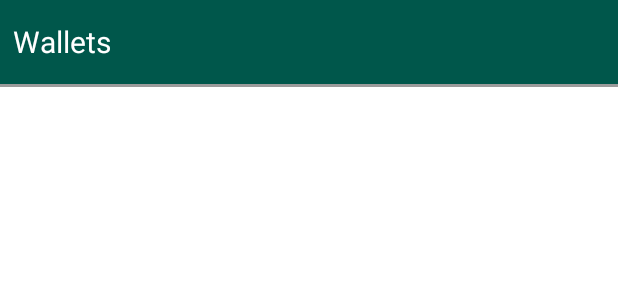
After one commit to T2Aq/Wallet, an Android app: the layout fragment_walletlist.xml on its own in the app's theme, with its tools: preview values and no code run, on a phone screen of 412 x 824 dp. The commit adds this screen. Shown: the top 300 px of the screen. Run offline under Robolectric (Android 15) with nearby library versions, the phone set to English and light mode, and no system bars.

Commit message:
Wallet list UI,closed #16

```diff
--- a/app/src/main/AndroidManifest.xml
+++ b/app/src/main/AndroidManifest.xml
@@ -30,6 +30,7 @@
     <activity android:name=".ui.registration.RegistrationActivity"/>
     <activity android:name=".ui.confirmation.ConfirmationActivity"/>
     <activity android:name=".ui.currencylist.CurrencyListActivity"/>
+    <activity android:name=".ui.walletlist.WalletListActivity"/>
   </application>
 
 </manifest>
--- /dev/null
+++ b/app/src/main/res/layout/fragment_walletlist.xml
@@ -0,0 +1,44 @@
+<?xml version="1.0" encoding="utf-8"?>
+<LinearLayout xmlns:android="http://schemas.android.com/apk/res/android"
+  xmlns:app="http://schemas.android.com/apk/res-auto"
+  android:orientation="vertical"
+  android:layout_width="match_parent"
+  android:layout_height="match_parent">
+
+  <androidx.constraintlayout.widget.ConstraintLayout
+    android:layout_width="match_parent"
+    android:layout_height="?android:attr/actionBarSize"
+    android:orientation="horizontal"
+    android:background="@color/colorPrimaryDark"
+    android:clickable="true"
+    android:focusable="true">
+    <TextView
+      android:id="@+id/textview_walletlist_curencies"
+      style="@style/FontHeader"
+      android:layout_width="wrap_content"
+      android:layout_height="match_parent"
+      android:layout_marginTop="8dp"
+      android:layout_marginBottom="8dp"
+      android:layout_marginStart="8dp"
+      android:gravity="center"
+      android:text="@string/walletlist_wallets"
+      app:layout_constraintBottom_toBottomOf="parent"
+      app:layout_constraintStart_toStartOf="parent"
+      app:layout_constraintTop_toTopOf="parent"/>
+
+  </androidx.constraintlayout.widget.ConstraintLayout>
+
+  <View
+    android:layout_width="match_parent"
+    android:layout_height="2dp"
+    android:background="@color/lightGray"
+    />
+
+  <androidx.recyclerview.widget.RecyclerView
+    android:id="@+id/recyclerview_walletlist_list"
+    android:layout_width="match_parent"
+    android:layout_height="wrap_content"
+    android:clipToPadding="true"
+    />
+
+</LinearLayout>
--- a/app/src/main/res/values/strings.xml
+++ b/app/src/main/res/values/strings.xml
@@ -24,4 +24,5 @@
   <string name="currencylist_currencies">Currencies</string>
   <string name="currencylist_itemadded">item added</string>
   <string name="currencylist_itemsadded">items added</string>
+  <string name="walletlist_wallets">Wallets</string>
 </resources>
```
Also changed, not shown: app/src/main/java/com/t2aq/wallet/ui/walletlist/WalletListActivity.kt (added, +21 -0 lines), app/src/main/java/com/t2aq/wallet/ui/walletlist/WalletListFragment.kt (added, +18 -0 lines), app/src/main/res/layout/activity_walletlist.xml (added, +8 -0 lines), app/src/main/res/layout/item_walletlist.xml (added, +37 -0 lines).
